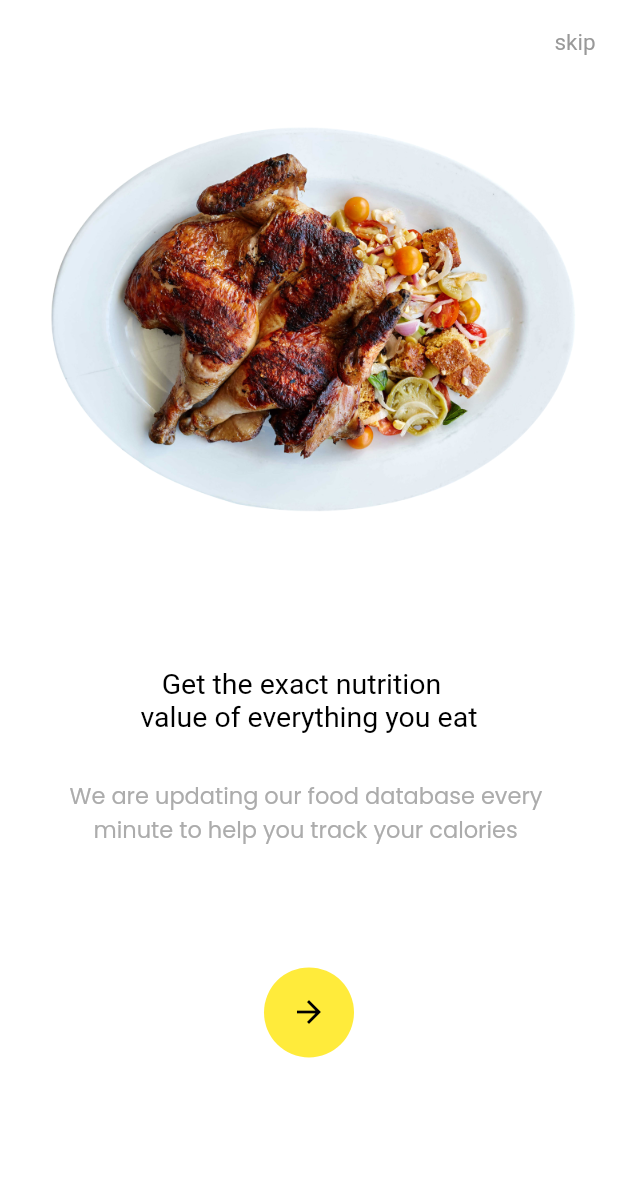
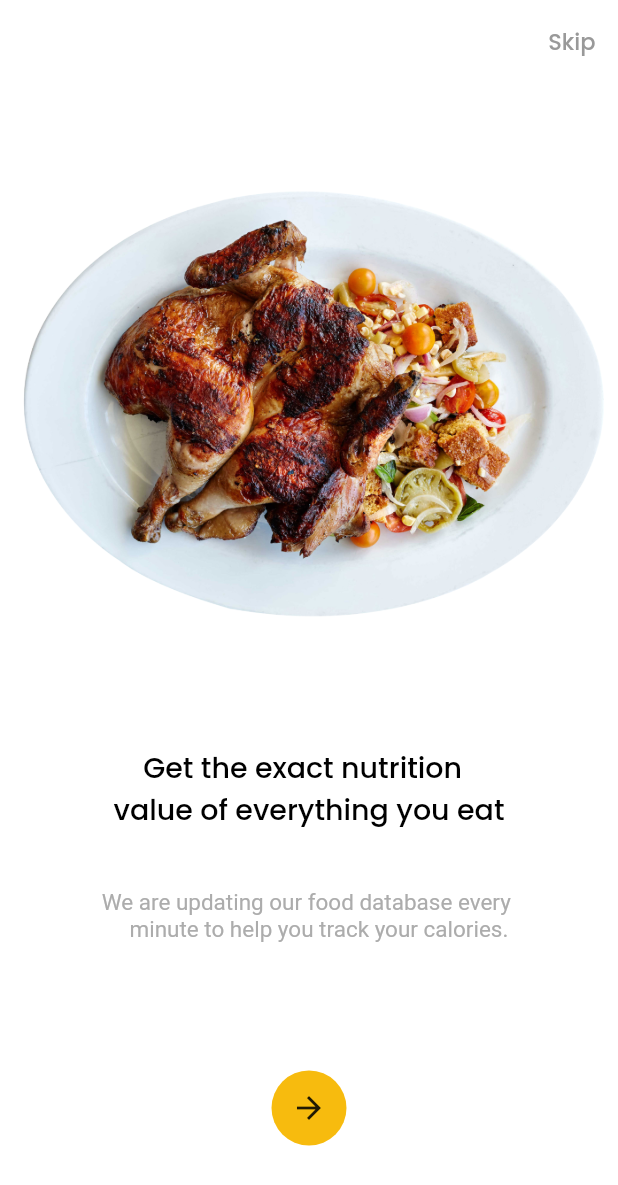
Before and after one commit to AliSyall/ali_streetfood, a Flutter app: the screen it shows after launch, after a tap on the "arrow forward" icon, on a phone screen of 412 x 824 dp. Shown: the top 1185 px of the screen. Run offline on Flutter 3.47's test engine with Material 2 defaults, Android fonts, the phone set to English and light mode, and no system bars.

Commit message:
first commit

```diff
--- a/lib/Screen_On Boarding Screen 2.dart
+++ /dev/null
@@ -1,107 +0,0 @@
-import 'package:ali_streetfood/Screen_On%20Boarding%20Screen%203.dart';
-import 'package:flutter/material.dart';
-
-void main() {}
-
-class HomeScreen2 extends StatelessWidget {
-  const HomeScreen2({Key? key}) : super(key: key);
-
-  @override
-  Widget build(BuildContext context) {
-    return SafeArea(
-      child: Scaffold(
-        backgroundColor: Colors.white,
-        appBar: AppBar(
-          backgroundColor: Colors.white,
-          elevation: 0,
-          actions: [
-            Center(
-              child: Padding(
-                padding: const EdgeInsets.only(right: 15),
-                child: Text(
-                  'skip',
-                  style: TextStyle(
-                    fontSize: 15,
-                    color: Color(0xff999999),
-                  ),
-                ),
-              ),
-            ),
-          ],
-        ),
-        body: Column(
-          children: [
-            Container(
-              child: Padding(
-                padding: const EdgeInsets.all(20),
-                child: Image(
-                  image: AssetImage(
-                    'images/purepng 2.png',
-                  ),
-                ),
-              ),
-            ),
-            Padding(
-              padding: const EdgeInsets.only(top: 75),
-              child: Text(
-                '   Get the exact nutrition\nvalue of everything you eat',
-                style: TextStyle(
-                  fontFamily: 'Poppinsm',
-                  fontSize: 19,
-                  color: Color(0xff000000),
-                ),
-              ),
-            ),
-            Padding(
-              padding: const EdgeInsets.only(top: 30),
-              child: Text(
-                'We are updating our food database every \n    '
-                'minute to help you track your calories',
-                style: TextStyle(
-                  fontSize: 15,
-                  fontFamily: 'Poppinsr',
-                  color: Color(0xffACACAC),
-                ),
-              ),
-            ),
-            Padding(
-              padding: const EdgeInsets.only(top: 80),
-              child: GestureDetector(
-                onTap: () {
-                  Navigator.push(
-                    context,
-                    MaterialPageRoute(
-                      builder: (context) => HomeScreen3(),
-                    ),
-                  );
-                },
-                child: Container(
-                  child: GestureDetector(
-                    onTap: () {
-                      Navigator.push(
-                        context,
-                        MaterialPageRoute(
-                          builder: (context) => HomeScreen3(),
-                        ),
-                      );
-                    },
-                    child: Icon(
-                      Icons.arrow_forward,
-                      color: Color(0xff000000),
-                    ),
-                  ),
-                  height: 60,
-                  width: 60,
-                  decoration: BoxDecoration(
-                    color: Colors.yellow,
-                    shape: BoxShape.circle,
-                  ),
-                ),
-              ),
-            ),
-          ],
-        ),
-      ),
-    );
-  }
-}
--- /dev/null
+++ b/lib/Screen_OnBoarding1.dart
@@ -0,0 +1,104 @@
+import 'package:flutter/material.dart';
+
+import 'Screen_OnBoarding2.dart';
+
+class OnBoarding1 extends StatelessWidget {
+  const OnBoarding1({Key? key}) : super(key: key);
+
+  @override
+  Widget build(BuildContext context) {
+    return SafeArea(
+      child: Scaffold(
+        backgroundColor: Color(0xffffffff),
+        appBar: AppBar(
+          backgroundColor: Colors.white,
+          elevation: 0,
+          actions: [
+            Center(
+              child: Padding(
+                padding: EdgeInsets.only(right: 15),
+                child: Text(
+                  'Skip',
+                  style: TextStyle(
+                    color: Color(0xff999999),
+                    fontFamily: 'Poppinsm',
+                    fontSize: 15,
+                  ),
+                ),
+              ),
+            ),
+          ],
+        ),
+        body: Column(
+          children: [
+            Expanded(
+              flex: 5,
+              child: SizedBox(
+                child: Center(
+                  child: Image.asset('images/Group 18400.png'),
+                ),
+              ),
+            ),
+            Expanded(
+              flex: 1,
+              child: SizedBox(
+                child: Center(
+                  child: Text(
+                    'Get all the healthy recipes\n        that you need',
+                    style: TextStyle(
+                      color: Color(0xff000000),
+                      fontFamily: 'Poppinsm',
+                      fontSize: 19,
+                    ),
+                  ),
+                ),
+              ),
+            ),
+            Expanded(
+              flex: 1,
+              child: SizedBox(
+                child: Center(
+                  child: Text(
+                    'Whether you are losing or gaining. we \n     '
+                    'have all the recipes you’ll need.',
+                    style: TextStyle(
+                      color: Color(0xffACACAC),
+                      fontFamily: 'Poppinsr',
+                      fontSize: 15,
+                    ),
+                  ),
+                ),
+              ),
+            ),
+            Expanded(
+              flex: 2,
+              child: SizedBox(
+                child: Center(
+                  child: GestureDetector(
+                    onTap: () {
+                      Navigator.push(
+                        context,
+                        MaterialPageRoute(
+                          builder: (context) => OnBoarding2(),
+                        ),
+                      );
+                    },
+                    child: Container(
+                      child: Icon(Icons.arrow_forward),
+                      width: 50,
+                      height: 50,
+                      decoration: BoxDecoration(
+                        color: Color(0xffF7BB0E),
+                        shape: BoxShape.circle,
+                      ),
+                    ),
+                  ),
+                ),
+              ),
+            )
+          ],
+        ),
+      ),
+    );
+  }
+}
--- /dev/null
+++ b/lib/Screen_OnBoarding2.dart
@@ -0,0 +1,103 @@
+import 'package:ali_streetfood/Screen_OnBoarding3.dart';
+import 'package:flutter/material.dart';
+
+class OnBoarding2 extends StatelessWidget {
+  const OnBoarding2({Key? key}) : super(key: key);
+
+  @override
+  Widget build(BuildContext context) {
+    return SafeArea(
+      child: Scaffold(
+        backgroundColor: Color(0xffffffff),
+        appBar: AppBar(
+          backgroundColor: Colors.white,
+          elevation: 0,
+          actions: [
+            Center(
+              child: Padding(
+                padding: EdgeInsets.only(right: 15),
+                child: Text(
+                  'Skip',
+                  style: TextStyle(
+                    color: Color(0xff999999),
+                    fontFamily: 'Poppinsm',
+                    fontSize: 15,
+                  ),
+                ),
+              ),
+            ),
+          ],
+        ),
+        body: Column(
+          children: [
+            Expanded(
+              flex: 5,
+              child: SizedBox(
+                child: Center(
+                  child: Image.asset('images/purepng 2.png'),
+                ),
+              ),
+            ),
+            Expanded(
+              flex: 1,
+              child: SizedBox(
+                child: Center(
+                  child: Text(
+                    '    Get the exact nutrition\nvalue of everything you eat',
+                    style: TextStyle(
+                      color: Color(0xff000000),
+                      fontFamily: 'Poppinsm',
+                      fontSize: 19,
+                    ),
+                  ),
+                ),
+              ),
+            ),
+            Expanded(
+              flex: 1,
+              child: SizedBox(
+                child: Center(
+                  child: Text(
+                    'We are updating our food database every \n     '
+                        'minute to help you track your calories.',
+                    style: TextStyle(
+                      color: Color(0xffACACAC),
+                      fontFamily: 'Poppinsr',
+                      fontSize: 15,
+                    ),
+                  ),
+                ),
+              ),
+            ),
+            Expanded(
+              flex: 2,
+              child: SizedBox(
+                child: Center(
+                  child: GestureDetector(
+                    onTap: () {
+                      Navigator.push(
+                        context,
+                        MaterialPageRoute(
+                          builder: (context) => OnBoarding3(),
+                        ),
+                      );
+                    },
+                    child: Container(
+                      child: Icon(Icons.arrow_forward),
+                      width: 50,
+                      height: 50,
+                      decoration: BoxDecoration(
+                        color: Color(0xffF7BB0E),
+                        shape: BoxShape.circle,
+                      ),
+                    ),
+                  ),
+                ),
+              ),
+            )
+          ],
+        ),
+      ),
+    );
+  }
+}
--- a/lib/main.dart
+++ b/lib/main.dart
@@ -1,9 +1,11 @@
-import 'package:ali_streetfood/screen_On%20Boarding%20Screen%201.dart';
 import 'package:flutter/material.dart';
+
+import 'Screen_OnBoarding1.dart';
+
 void main() {
-
   runApp(MyApp());
 }
+
 class MyApp extends StatelessWidget {
   const MyApp({Key? key}) : super(key: key);
 
@@ -11,7 +13,7 @@ class MyApp extends StatelessWidget {
   Widget build(BuildContext context) {
     return MaterialApp(
       debugShowCheckedModeBanner: false,
-      home:HomeScreen(),
+      home: OnBoarding1(),
     );
   }
 }
--- a/lib/screen_On Boarding Screen 1.dart
+++ /dev/null
@@ -1,96 +0,0 @@
-import 'package:flutter/material.dart';
-
-import 'Screen_On Boarding Screen 2.dart';
-
-class HomeScreen extends StatelessWidget {
-  const HomeScreen({Key? key}) : super(key: key);
-
-  @override
-  Widget build(BuildContext context) {
-    return SafeArea(
-      child: Scaffold(
-        backgroundColor: Colors.white,
-        appBar: AppBar(
-          backgroundColor: Colors.white,
-          elevation: 0,
-          actions: [
-            Center(
-              child: Padding(
-                padding: const EdgeInsets.only(right: 15),
-                child: Text(
-                  'skip',
-                  style: TextStyle(
-                    fontSize: 15,
-                    color: Color(0xff999999),
-                  ),
-                ),
-              ),
-            ),
-          ],
-        ),
-        body: Column(
-          children: [
-            Container(
-              child: Padding(
-                padding: const EdgeInsets.all(20),
-                child: Image(
-                  image: AssetImage(
-                    'images/Group 18400.png',
-                  ),
-                ),
-              ),
-            ),
-            Padding(
-              padding: const EdgeInsets.only(top: 30),
-              child: Text(
-                'Get all the healthy recipes\n          that you need',
-                style: TextStyle(
-                  fontFamily: 'Poppinsm',
-                  fontSize: 19,
-                  color: Color(0xff000000),
-                ),
-              ),
-            ),
-            Padding(
-              padding: const EdgeInsets.only(top: 20),
-              child: Text(
-                'Whether you are losing or gaining. we\n'
-                'have all the recipes you’ll need.',
-                style: TextStyle(
-                  fontSize: 15,
-                  fontFamily: 'Poppinsr',
-                  color: Color(0xffACACAC),
-                ),
-              ),
-            ),
-            Padding(
-              padding: const EdgeInsets.only(top: 70),
-              child: GestureDetector(
-                onTap: () {
-                  Navigator.push(
-                    context,
-                    MaterialPageRoute(
-                      builder: (context) => HomeScreen2(),
-                    ),
-                  );
-                },
-                child: Container(
-                  child: Icon(
-                    Icons.arrow_forward,
-                    color: Color(0xff000000),
-                  ),
-                  height: 60,
-                  width: 60,
-                  decoration: BoxDecoration(
-                    color: Colors.yellow,
-                    shape: BoxShape.circle,
-                  ),
-                ),
-              ),
-            ),
-          ],
-        ),
-      ),
-    );
-  }
-}
```
Also changed, not shown: lib/Screen_On Boarding Screen 3.dart (deleted, +0 -97 lines), lib/Screen_OnBoarding3.dart (added, +100 -0 lines), pubspec.yaml (+6 -2 lines), fonts/Poppins-SemiBold.ttf (added).
